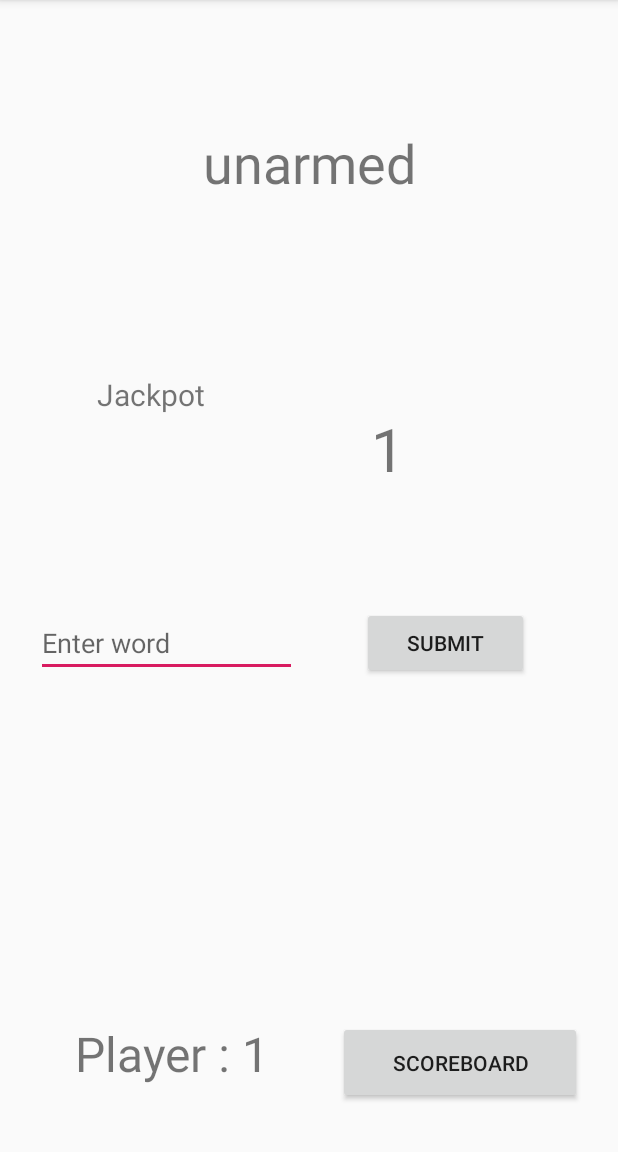
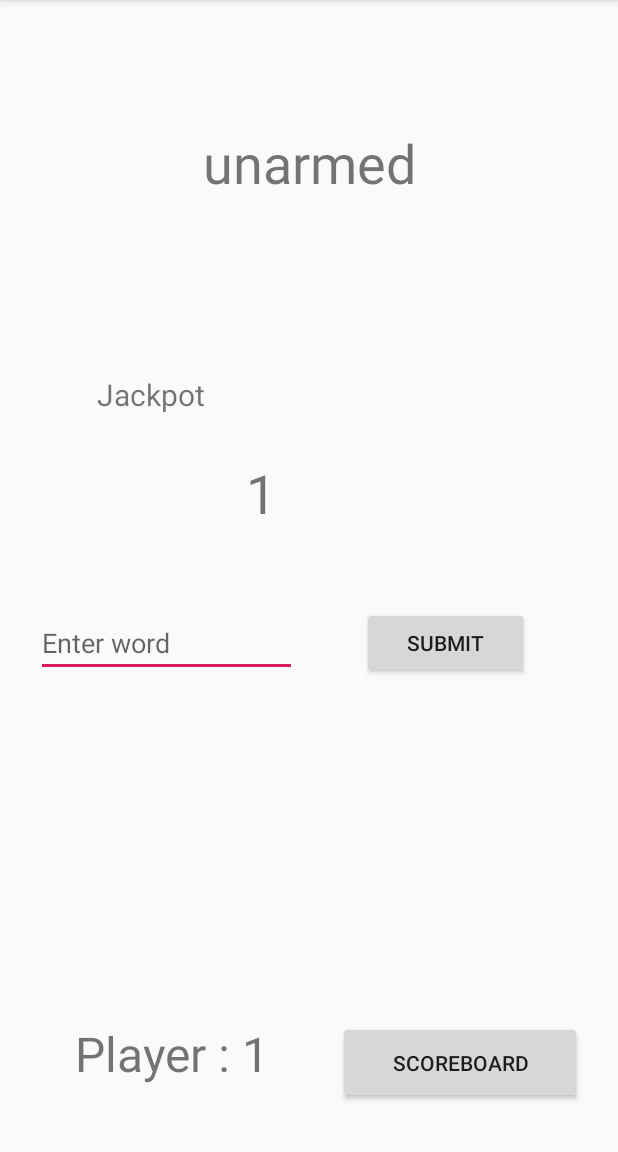
Before and after one commit to glie2/FreedomOfSpeech, an Android app: the GameActivity screen opened directly, with no data from a screen before it, on a phone screen of 412 x 824 dp, the part 84-1236 px from its top. Run offline under Robolectric (Android 15) with nearby library versions, the phone set to English and light mode, and no system bars.

Commit message:
GameActivity: more UI change

```diff
--- a/app/src/main/res/layout/activity_game.xml
+++ b/app/src/main/res/layout/activity_game.xml
@@ -70,16 +70,13 @@
         android:id="@+id/jackpotNumber"
         android:layout_width="107dp"
         android:layout_height="60dp"
-        android:layout_marginStart="8dp"
-        android:layout_marginEnd="76dp"
-        android:layout_marginBottom="436dp"
+        android:layout_marginEnd="184dp"
+        android:layout_marginBottom="404dp"
         android:text="0"
         android:textAlignment="center"
-        android:textSize="40sp"
+        android:textSize="36sp"
         app:layout_constraintBottom_toBottomOf="parent"
-        app:layout_constraintEnd_toEndOf="parent"
-        app:layout_constraintHorizontal_bias="0.581"
-        app:layout_constraintStart_toEndOf="@+id/textJackpot" />
+        app:layout_constraintEnd_toEndOf="parent" />
 
     <TextView
         android:id="@+id/errorMessage"
```
